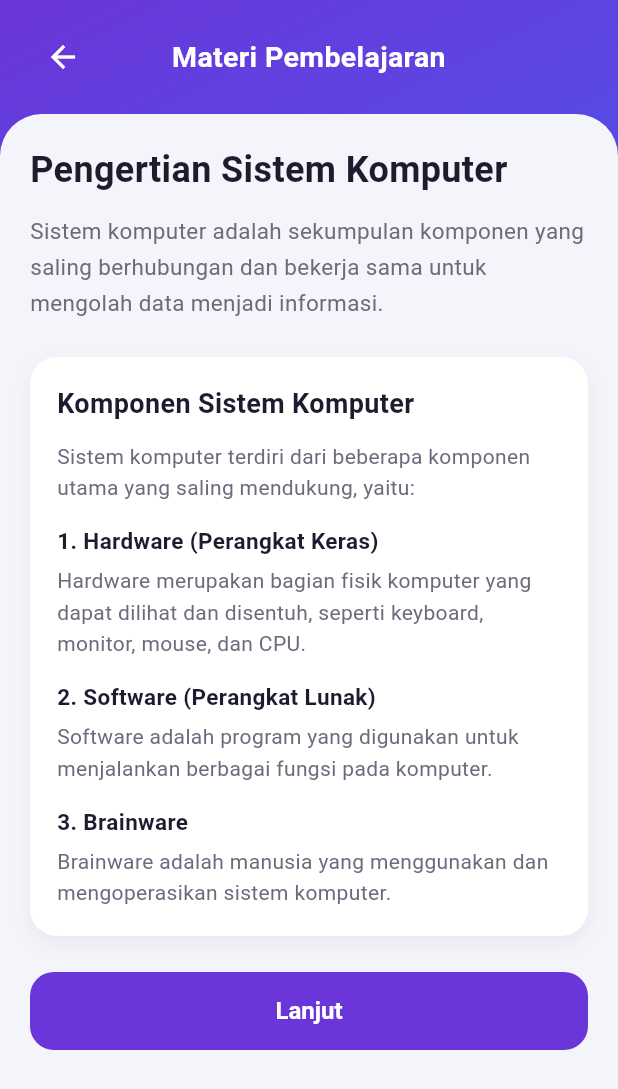
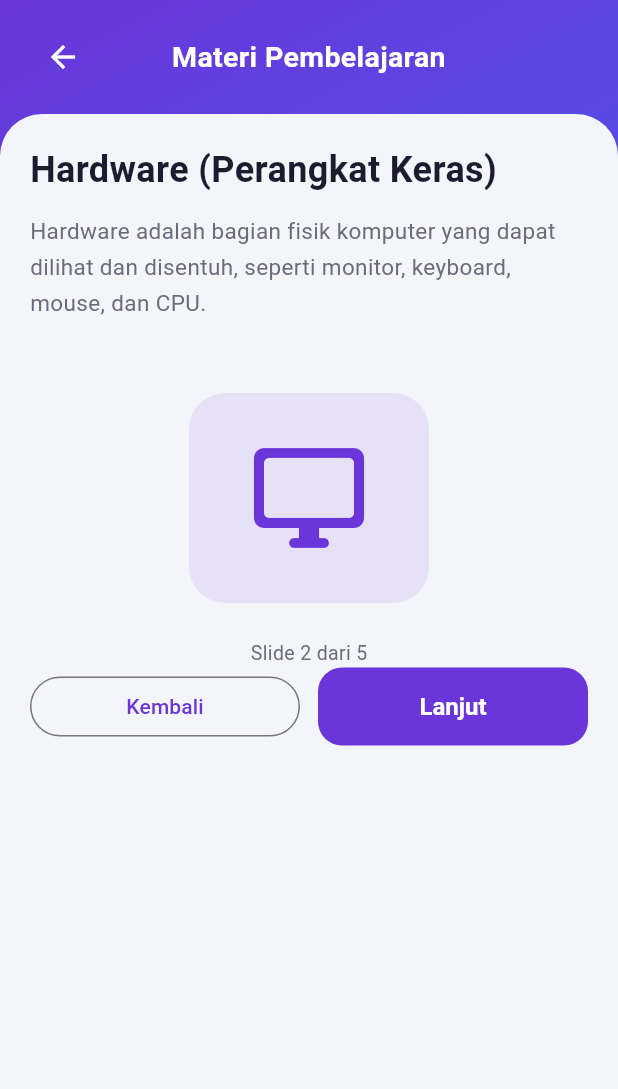
Before and after one commit to Shaniaafni08/TechMate, a Flutter app: the MateriBelajarPage screen opened directly, after a tap on "Lanjut", on a phone screen of 412 x 824 dp. Shown: the top 1089 px of the screen. Run offline on Flutter 3.47's test engine with Material 3 defaults, Android fonts, the phone set to English and light mode, and no system bars.

Commit message:
menjalankan halaman Materi

```diff
--- a/lib/pages/materi_belajar_page.dart
+++ b/lib/pages/materi_belajar_page.dart
@@ -3,8 +3,69 @@ import 'package:flutter/material.dart';
 import '../theme/app_theme.dart';
 import '../widgets/gradient_scaffold.dart';
 
-class MateriBelajarPage extends StatelessWidget {
+// Mengubah halaman menjadi StatefulWidget
+// agar isi materi bisa berpindah slide.
+class MateriBelajarPage extends StatefulWidget {
   const MateriBelajarPage({super.key});
+
+  @override
+  State<MateriBelajarPage> createState() => _MateriBelajarPageState();
+}
+
+class _MateriBelajarPageState extends State<MateriBelajarPage> {
+  int _slideAktif = 0;
+  // Menimpan jawaban aktivitas
+  int? _jawabanDipilih;
+  bool _aktivitasSelesai = false;
+
+  // Daftar materi yang ditampilkan per slide.
+  final List<Map<String, dynamic>> _slides = [
+    {
+      'judul': 'Pengertian Sistem Komputer',
+      'isi':
+          'Sistem komputer adalah sekumpulan komponen '
+          'yang bekerja sama untuk mengolah data menjadi informasi.',
+      'ikon': Icons.computer_rounded,
+    },
+    {
+      'judul': 'Hardware (Perangkat Keras)',
+      'isi':
+          'Hardware adalah bagian fisik komputer yang dapat '
+          'dilihat dan disentuh, seperti monitor, keyboard, '
+          'mouse, dan CPU.',
+      'ikon': Icons.desktop_windows_rounded,
+    },
+
+    // REVISI 11: Aktivitas interaktif di tengah materi
+    {
+      'jenis': 'aktivitas',
+      'judul': 'Aktivitas Interaktif',
+      'isi': 'Manakah yang termasuk perangkat keras komputer?',
+      'pilihan': [
+        'Keyboard',
+        'Microsoft Word',
+        'Windows',
+        'Google Chrome',
+      ],
+      'jawabanBenar': 0,
+      'ikon': Icons.quiz_rounded,
+    },
+    {
+      'judul': 'Software (Perangkat Lunak)',
+      'isi':
+          'Software adalah program yang menjalankan perintah '
+          'pada komputer, contohnya Windows, Microsoft Word, '
+          'dan aplikasi browser.',
+      'ikon': Icons.apps_rounded,
+    },
+    {
+      'judul': 'Brainware (Pengguna)',
+      'isi':
+          'Brainware adalah manusia yang menggunakan atau '
+          'mengelola komputer, seperti siswa, guru, dan teknisi.',
+      'ikon': Icons.person_rounded,
+    },
+  ];
 
   @override
   Widget build(BuildContext context) {
@@ -15,9 +76,10 @@ class MateriBelajarPage extends StatelessWidget {
         child: Column(
           crossAxisAlignment: CrossAxisAlignment.start,
           children: [
-            const Text(
-              'Pengertian Sistem Komputer',
-              style: TextStyle(
+            // Judul mengikuti slide yang aktif
+            Text(
+              _slides[_slideAktif]['judul'],
+              style: const TextStyle(
                 fontSize: 24,
                 fontWeight: FontWeight.bold,
                 color: AppColors.textDark,
@@ -26,11 +88,10 @@ class MateriBelajarPage extends StatelessWidget {
 
             const SizedBox(height: 12),
 
-            const Text(
-              'Sistem komputer adalah sekumpulan komponen '
-              'yang saling berhubungan dan bekerja sama untuk '
-              'mengolah data menjadi informasi.',
-              style: TextStyle(
+            // Isi penjelasan mengikuti slide aktif
+            Text(
+              _slides[_slideAktif]['isi'],
+              style: const TextStyle(
                 fontSize: 15,
                 color: AppColors.textGrey,
                 height: 1.6,
@@ -39,125 +100,76 @@ class MateriBelajarPage extends StatelessWidget {
 
             const SizedBox(height: 24),
 
-            Container(
-              width: double.infinity,
-              padding: const EdgeInsets.all(18),
-              decoration: BoxDecoration(
-                color: Colors.white,
-                borderRadius: BorderRadius.circular(18),
-                boxShadow: [
-                  BoxShadow(
-                    color: Colors.black.withOpacity(0.05),
-                    blurRadius: 10,
-                    offset: const Offset(0, 5),
-                  ),
-                ],
-              ),
-              child: const Column(
-                crossAxisAlignment: CrossAxisAlignment.start,
-                children: [
-                  Text(
-                    'Komponen Sistem Komputer',
-                    style: TextStyle(
-                      fontSize: 18,
-                      fontWeight: FontWeight.bold,
-                      color: AppColors.textDark,
-                    ),
-                  ),
+            const SizedBox(height: 24),
 
-                  SizedBox(height: 12),
-
-                  Text(
-                    'Sistem komputer terdiri dari beberapa '
-                    'komponen utama yang saling mendukung, yaitu:',
-                    style: TextStyle(
-                      fontSize: 14,
-                      color: AppColors.textGrey,
-                      height: 1.5,
-                    ),
-                  ),
-
-                  SizedBox(height: 14),
-
-                  Text(
-                    '1. Hardware (Perangkat Keras)',
-                    style: TextStyle(
-                      fontSize: 15,
-                      fontWeight: FontWeight.bold,
-                      color: AppColors.textDark,
-                    ),
-                  ),
-
-                  SizedBox(height: 6),
-
-                  Text(
-                    'Hardware merupakan bagian fisik komputer '
-                    'yang dapat dilihat dan disentuh, seperti '
-                    'keyboard, monitor, mouse, dan CPU.',
-                    style: TextStyle(
-                      fontSize: 14,
-                      color: AppColors.textGrey,
-                      height: 1.5,
-                    ),
-                  ),
-
-                  SizedBox(height: 14),
-
-                  Text(
-                    '2. Software (Perangkat Lunak)',
-                    style: TextStyle(
-                      fontSize: 15,
-                      fontWeight: FontWeight.bold,
-                      color: AppColors.textDark,
-                    ),
-                  ),
-
-                  SizedBox(height: 6),
-
-                  Text(
-                    'Software adalah program yang digunakan '
-                    'untuk menjalankan berbagai fungsi pada komputer.',
-                    style: TextStyle(
-                      fontSize: 14,
-                      color: AppColors.textGrey,
-                      height: 1.5,
-                    ),
-                  ),
-
-                  SizedBox(height: 14),
-
-                  Text(
-                    '3. Brainware',
-                    style: TextStyle(
-                      fontSize: 15,
-                      fontWeight: FontWeight.bold,
-                      color: AppColors.textDark,
-                    ),
-                  ),
-
-                  SizedBox(height: 6),
-
-                  Text(
-                    'Brainware adalah manusia yang menggunakan '
-                    'dan mengoperasikan sistem komputer.',
-                    style: TextStyle(
-                      fontSize: 14,
-                      color: AppColors.textGrey,
-                      height: 1.5,
-                    ),
-                  ),
-                ],
+            // REVISI 5: Ilustrasi untuk setiap slide materi
+            Center(
+              child: Container(
+                width: 160,
+                height: 140,
+                decoration: BoxDecoration(
+                  color: AppColors.purple.withOpacity(0.10),
+                  borderRadius: BorderRadius.circular(24),
+                ),
+                child: Icon(
+                  _slides[_slideAktif]['ikon'] as IconData,
+                  size: 80,
+                  color: AppColors.purple,
+                ),
               ),
             ),
 
             const SizedBox(height: 24),
 
-            SizedBox(
-              width: double.infinity,
-              child: ElevatedButton(
-                onPressed: () {},
-                child: const Text('Lanjut'),
+            // REVISI 6: Nomor slide
+            Center(
+              child: Text(
+                'Slide ${_slideAktif + 1} dari ${_slides.length}',
+                style: const TextStyle(fontSize: 13, color: AppColors.textGrey),
               ),
+            ),
+
+            // REVISI 7: Navigasi antar-slide
+            Row(
+              children: [
+                Expanded(
+                  child: OutlinedButton(
+                    onPressed: _slideAktif > 0
+                        ? () {
+                            setState(() {
+                              _slideAktif--;
+                            });
+                          }
+                        : null,
+                    child: const Text('Kembali'),
+                  ),
+                ),
+                const SizedBox(width: 12),
+                Expanded(
+                  child: ElevatedButton(
+                    onPressed: () {
+                      if (_slideAktif < _slides.length - 1) {
+                        setState(() {
+                          _slideAktif++;
+                        });
+                      } else {
+                        ScaffoldMessenger.of(context).showSnackBar(
+                          const SnackBar(
+                            content: Text('Materi Sistem Komputer selesai!'),
+                          ),
+                        );
+                        Navigator.popUntil(
+                          context,
+                          (route) => route.isFirst,
+                        );
+                      }
+                    },
+                    child: Text(
+                      _slideAktif == _slides.length - 1 ? 'Selesai' : 'Lanjut',
+                    ),
+                  ),
+                ),
+              ],
             ),
           ],
         ),
```
